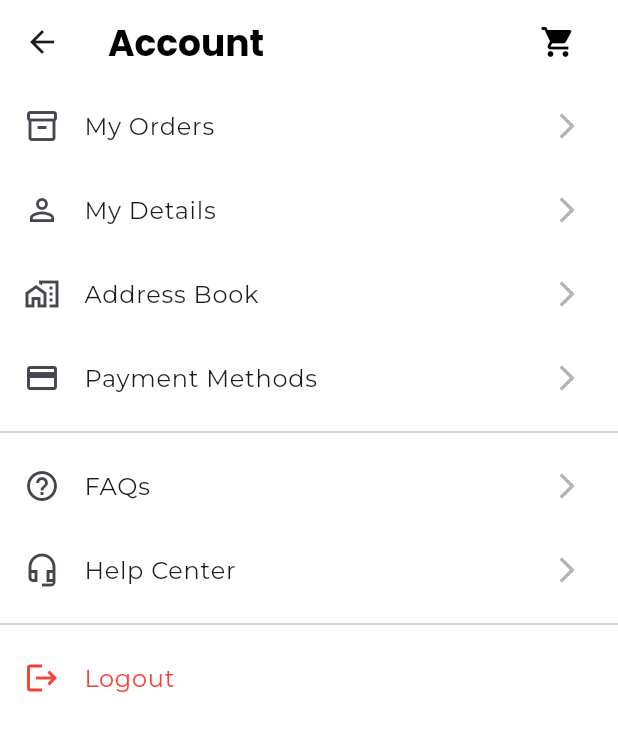
After one commit to azzanslebew/GetX_Apps, a Flutter app: the Account screen opened directly, on a phone screen of 412 x 824 dp. The commit adds this screen. Shown: the top 731 px of the screen. Run offline on Flutter 3.47's test engine with Material 3 defaults, Android fonts, the light colour scheme and no system bars; our stand-ins replace get, google_fonts.

Commit message:
#7 Account Page

```diff
--- a/lib/main.dart
+++ b/lib/main.dart
@@ -15,14 +15,13 @@ class MyApp extends StatelessWidget {
   Widget build(BuildContext context) {
     return GetMaterialApp(
       debugShowCheckedModeBanner: false,
+      initialBinding: MyBindings(),
       initialRoute: '/',
       getPages: [
-        GetPage(
-            name: '/', page: () => const LoginPage(), binding: MyBindings()),
+        GetPage(name: '/', page: () => const LoginPage()),
         GetPage(
           name: '/home',
           page: () => const HomePage(),
-          binding: MyBindings(),
         ),
       ],
     );
--- a/lib/pages/home_page.dart
+++ b/lib/pages/home_page.dart
@@ -4,7 +4,7 @@ import 'package:getx_apps/controller/bottom_nav_controller.dart';
 import 'package:getx_apps/pages/menus/explore.dart';
 import 'package:getx_apps/pages/menus/home.dart';
 import 'package:getx_apps/pages/menus/notifications.dart';
-import 'package:getx_apps/pages/menus/profile.dart';
+import 'package:getx_apps/pages/menus/account.dart';
 import 'package:getx_apps/widgets/bottom_nav_bar.dart';
 
 class HomePage extends StatelessWidget {
@@ -18,7 +18,7 @@ class HomePage extends StatelessWidget {
       const Home(),
       const Explore(),
       const Notifications(),
-      const Profile()
+      const Account()
     ];
 
     return Obx(() {
--- /dev/null
+++ b/lib/pages/menus/account.dart
@@ -0,0 +1,84 @@
+import 'package:flutter/material.dart';
+import 'package:getx_apps/widgets/appbar.dart';
+import 'package:getx_apps/widgets/text.dart';
+import 'package:google_fonts/google_fonts.dart';
+
+class Account extends StatelessWidget {
+  const Account({super.key});
+
+  @override
+  Widget build(BuildContext context) {
+    return Scaffold(
+      backgroundColor: Colors.white,
+      appBar: const MyAppBar(
+        title: 'Account',
+        fontSize: 24,
+      ),
+      body: ListView(
+        children: [
+          ListTile(
+            leading: const Icon(
+              Icons.inventory_2_outlined,
+              size: 24,
+            ),
+            title: MyText(
+                text: 'My Orders',
+                textStyle: GoogleFonts.montserrat(fontSize: 16)),
+            trailing: const Icon(Icons.arrow_forward_ios,
+                size: 20, color: Color(0xffB3B3B3)),
+            onTap: () {},
+          ),
+          ListTile(
+            leading: const Icon(Icons.person_outline, size: 24),
+            title:
+                MyText(text: 'My Details', textStyle: GoogleFonts.montserrat()),
+            trailing: const Icon(Icons.arrow_forward_ios,
+                size: 20, color: Color(0xffB3B3B3)),
+            onTap: () {},
+          ),
+          ListTile(
+            leading: const Icon(Icons.home_work_outlined, size: 24),
+            title: MyText(
+                text: 'Address Book', textStyle: GoogleFonts.montserrat()),
+            trailing: const Icon(Icons.arrow_forward_ios,
+                size: 20, color: Color(0xffB3B3B3)),
+            onTap: () {},
+          ),
+          ListTile(
+            leading: const Icon(Icons.payment_outlined, size: 24),
+            title: MyText(
+                text: 'Payment Methods', textStyle: GoogleFonts.montserrat()),
+            trailing: const Icon(Icons.arrow_forward_ios,
+                size: 20, color: Color(0xffB3B3B3)),
+            onTap: () {},
+          ),
+          const Divider(),
+          ListTile(
+            leading: const Icon(Icons.help_outline, size: 24),
+            title: MyText(text: 'FAQs', textStyle: GoogleFonts.montserrat()),
+            trailing: const Icon(Icons.arrow_forward_ios,
+                size: 20, color: Color(0xffB3B3B3)),
+            onTap: () {},
+          ),
+          ListTile(
+            leading: const Icon(Icons.headset_mic_outlined, size: 24),
+            title: MyText(
+                text: 'Help Center', textStyle: GoogleFonts.montserrat()),
+            trailing: const Icon(Icons.arrow_forward_ios,
+                size: 20, color: Color(0xffB3B3B3)),
+            onTap: () {},
+          ),
+          const Divider(),
+          ListTile(
+            leading: const Icon(Icons.logout, color: Colors.red),
+            title: MyText(
+              text: 'Logout',
+              textStyle: GoogleFonts.montserrat(color: Colors.red),
+            ),
+            onTap: () {},
+          ),
+        ],
+      ),
+    );
+  }
+}
--- a/lib/pages/menus/profile.dart
+++ /dev/null
@@ -1,16 +0,0 @@
-import 'package:flutter/material.dart';
-import 'package:getx_apps/widgets/text.dart';
-
-class Profile extends StatelessWidget {
-  const Profile({super.key});
-
-  @override
-  Widget build(BuildContext context) {
-    return const Scaffold(
-      backgroundColor: Colors.white,
-      body: Center(
-        child: MyText(text: 'ini halaman profile', textStyle: TextStyle(),),
-      ),
-    );
-  }
-}
--- a/lib/widgets/bottom_nav_bar.dart
+++ b/lib/widgets/bottom_nav_bar.dart
@@ -34,9 +34,9 @@ class MyBottomNavBar extends StatelessWidget {
             label: 'Notification'),
         BottomNavigationBarItem(
             backgroundColor: Colors.white,
-            icon: Icon(Icons.person_outline),
-            activeIcon: Icon(Icons.person),
-            label: 'Profile'),
+            icon: Icon(Icons.account_circle_outlined),
+            activeIcon: Icon(Icons.account_circle),
+            label: 'Account'),
       ],
     );
   }
```
